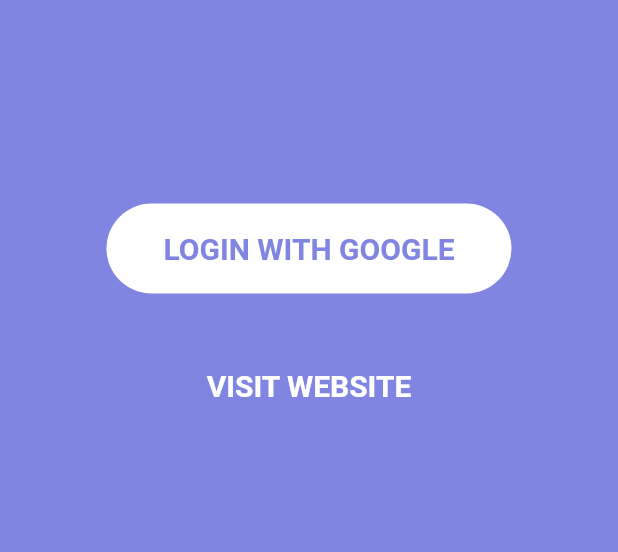
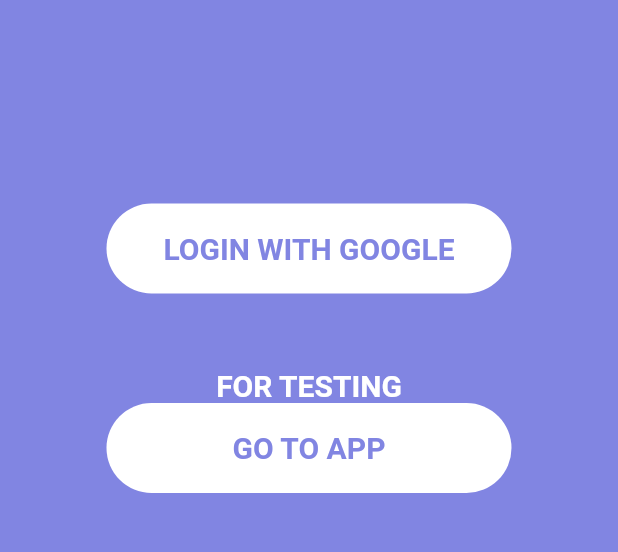
Before and after one commit to cepdnaclk/e18-3yp-Weather-Analytics-And-Travel-Path-Guider, a Flutter app: the screen it shows after launch, on a phone screen of 412 x 824 dp, the part 506-1058 px from its top. Run offline on Flutter 3.47's test engine with Material 2 defaults, Android fonts, the phone set to English and light mode, and no system bars; drawn by our look-alikes of avatar_glow; our stand-ins replace device_preview, flutter_rating_bar, flutter_screenutil, flutter_svg, font_awesome_flutter, get and 2 more; project files that could hold a hidden picture were left out.

Commit message:
Login escape route added

```diff
--- a/code/newFrontend/lib/main.dart
+++ b/code/newFrontend/lib/main.dart
@@ -8,6 +8,7 @@
 import 'package:avatar_glow/avatar_glow.dart';
 import 'package:google_sign_in/google_sign_in.dart';
 import 'package:best_flutter_ui_templates/googleLogin.dart';
+import 'package:best_flutter_ui_templates/home_screen.dart';
 
 void main() async {
   WidgetsFlutterBinding.ensureInitialized();
@@ -205,14 +206,48 @@
                 ),
                 DelayedAnimation(
                   child: Text(
-                    "Visit Website".toUpperCase(),
+                    "For TEsting".toUpperCase(),
                     style: TextStyle(
                         fontSize: 20.0,
                         fontWeight: FontWeight.bold,
                         color: color),
                   ),
                   delay: delayedAmount + 5000,
+
                 ),
+
+   Container(
+        height: 60,
+        width: 270,
+        decoration: BoxDecoration(
+          borderRadius: BorderRadius.circular(100.0),
+          color: Colors.white,
+        ),
+
+        child: Center(
+          child: TextButton(
+  style: ButtonStyle(
+    overlayColor: MaterialStateProperty.resolveWith<Color?>(
+      (Set<MaterialState> states) {
+        if (states.contains(MaterialState.focused))
+          return Colors.red;
+        return null; // Defer to the widget's default.
+      }
+    ),
+  ),
+  onPressed: homeScreen,
+  child:  Text(
+            'GO TO APP',
+            style: TextStyle(
+              fontSize: 20.0,
+              fontWeight: FontWeight.bold,
+              color: Color(0xFF8185E2),
+
+            ),
+          ),
+        )
+        ),
+      )
               ],
             ),
           )
@@ -266,6 +301,8 @@
         ),
       );
 
+
+
   void _onTapDown(TapDownDetails details) {
     _controller.forward();
   }
```
